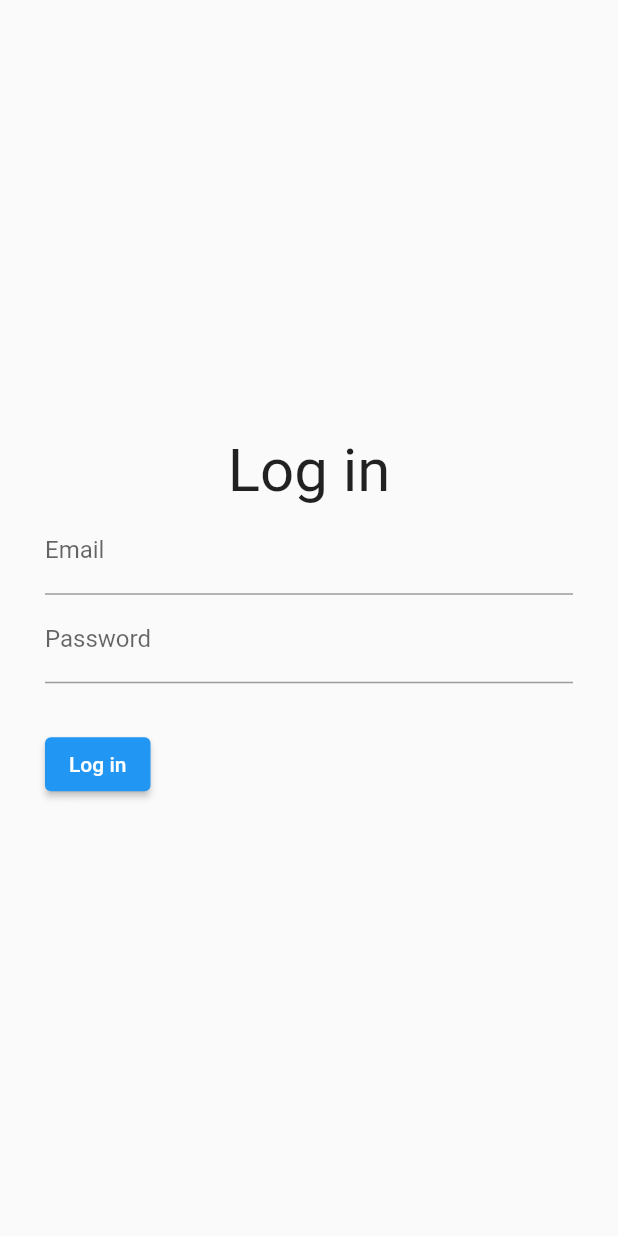
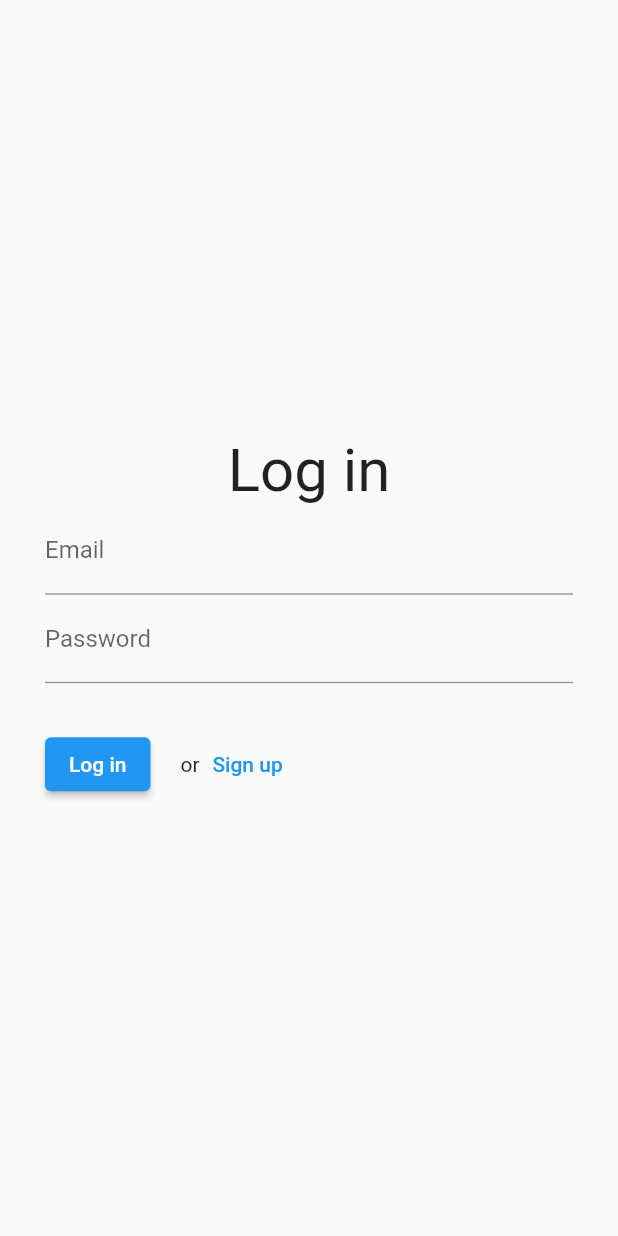
Before and after one commit to BobbyDowney/my-test-repo, a Flutter app: the screen it shows after launch, on a phone screen of 412 x 824 dp. Run offline on Flutter 3.47's test engine with Material 2 defaults, Android fonts, the light colour scheme and no system bars; our stand-ins replace cloud_firestore, firebase_auth, firebase_core; accounts and stored records are empty.

Commit message:
Added sign up button

```diff
--- a/contra/lib/signIn.dart
+++ b/contra/lib/signIn.dart
@@ -66,6 +66,7 @@ class _LoginPageState extends State<LoginPage>{
                 ),
                 SizedBox(height: 30),
                 Row(
+                  mainAxisAlignment: MainAxisAlignment.start,
                   children: [
                     ElevatedButton(
                       onPressed: (){
@@ -73,6 +74,11 @@ class _LoginPageState extends State<LoginPage>{
                       },
                       child: Text('Log in')
                     ),
+                    SizedBox(width: 20),
+                    Text('or'),
+                    TextButton(
+                        child: Text('Sign up'),
+                        onPressed: (){})
                   ]
                 )
               ]
```
